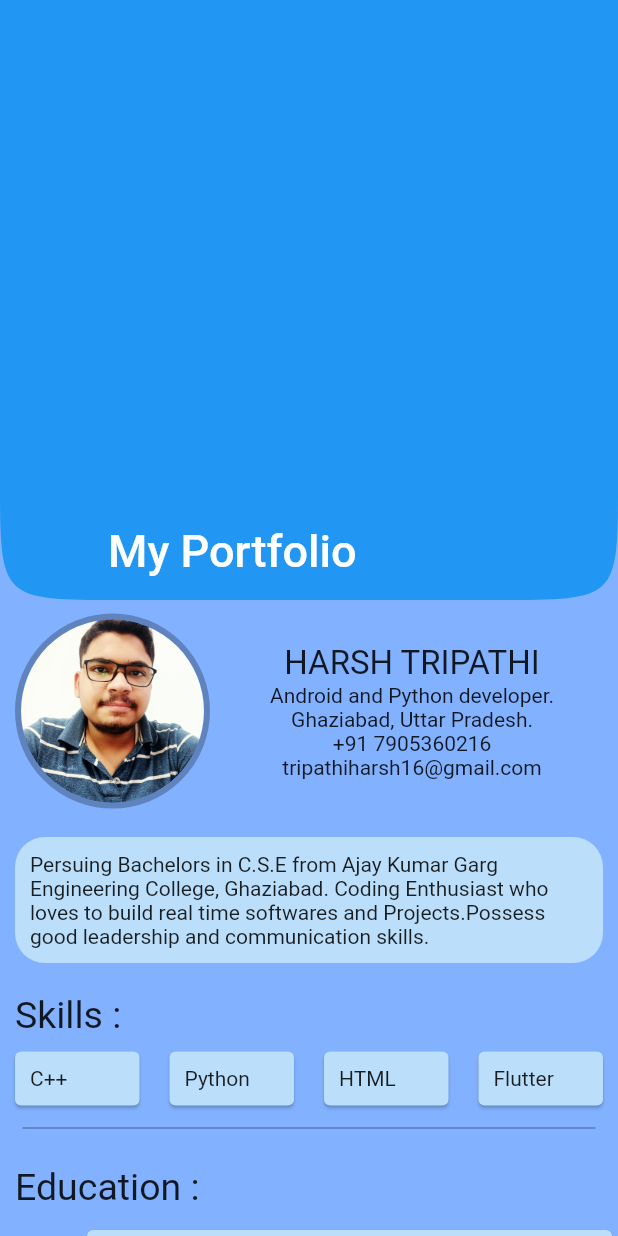
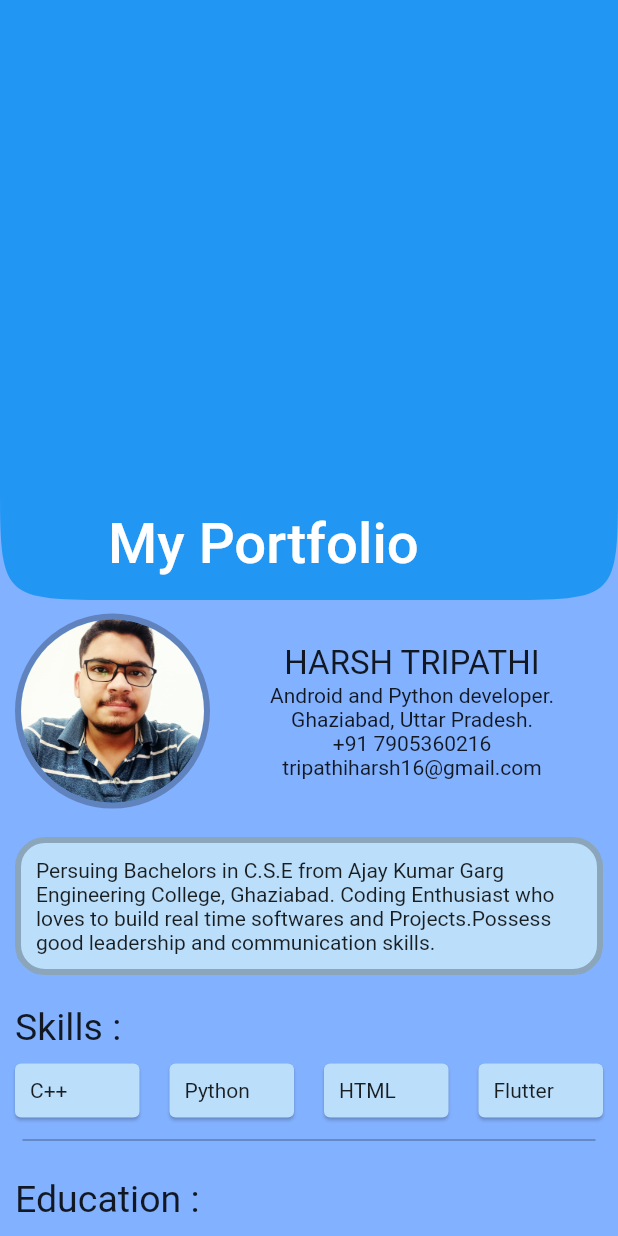
Before and after one commit to harsh-2024/cv_flutter_app, a Flutter app: the screen it shows after launch, on a phone screen of 412 x 824 dp. Run offline on Flutter 3.47's test engine with Material 2 defaults, Android fonts, the light colour scheme and no system bars.

Commit message:
some minor uifixes done

```diff
--- a/lib/main.dart
+++ b/lib/main.dart
@@ -1,6 +1,6 @@
 import 'package:flutter/foundation.dart';
 import 'package:flutter/material.dart';
-// import 'package:url_launcher/url_launcher.dart';
+import 'package:url_launcher/url_launcher.dart';
 
 void main() {
   runApp(MyApp());
@@ -67,7 +67,10 @@ class _MyHomePageState extends State<MyHomePage> {
             //         'https://encrypted-tbn0.gstatic.com/images?q=tbn:ANd9GcQEg7gm1qHZcPesYD6R0uPUruiICLPYSzl0iHDia46LeyjHejiZ633qoaePTjxuBqHbBa0&usqp=CAU'),
             //   ),
             // ),
-            title: Text('My Portfolio'),
+            title: Text(
+              'My Portfolio',
+              style: TextStyle(fontSize: 25),
+            ),
             // stretchModes: <StretchMode>[
             //   StretchMode.zoomBackground,
             //   StretchMode.blurBackground
@@ -123,6 +126,7 @@ class _MyHomePageState extends State<MyHomePage> {
                     padding: EdgeInsets.all(10),
                     decoration: BoxDecoration(
                         color: Colors.blue.shade100,
+                        border: Border.all(color: Colors.black26, width: 4.0),
                         borderRadius: BorderRadius.all(Radius.circular(20))),
                     child: Text(
                         'Persuing Bachelors in C.S.E from Ajay Kumar Garg Engineering College, Ghaziabad. Coding Enthusiast who loves to build real time softwares and Projects.'
```
